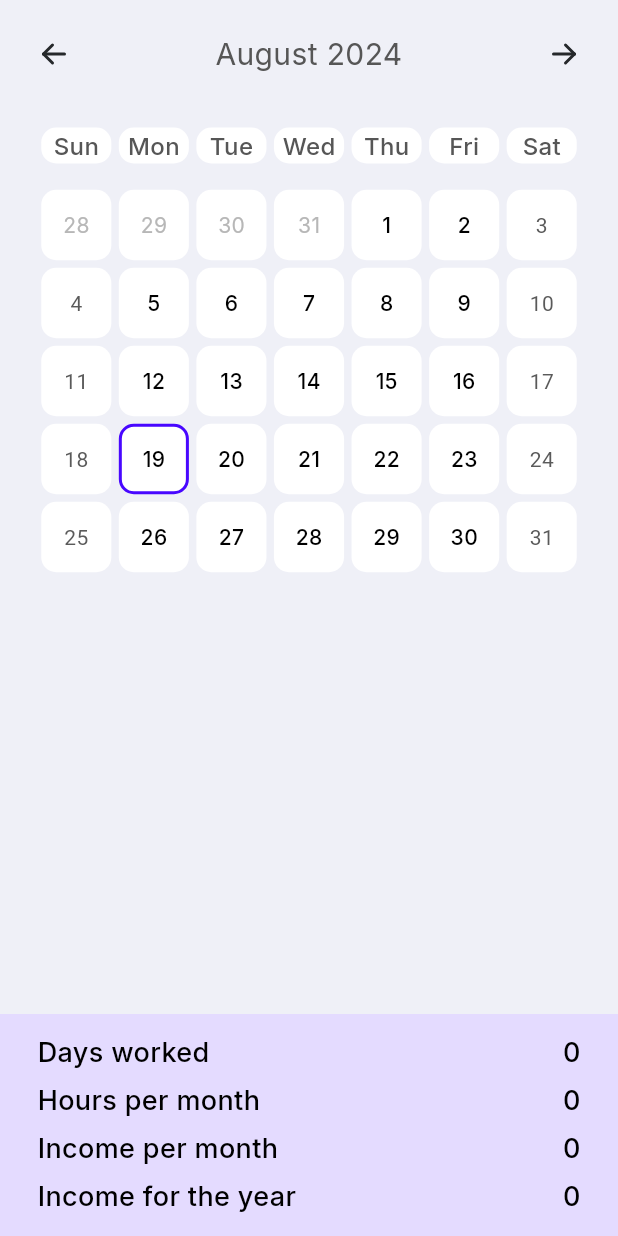
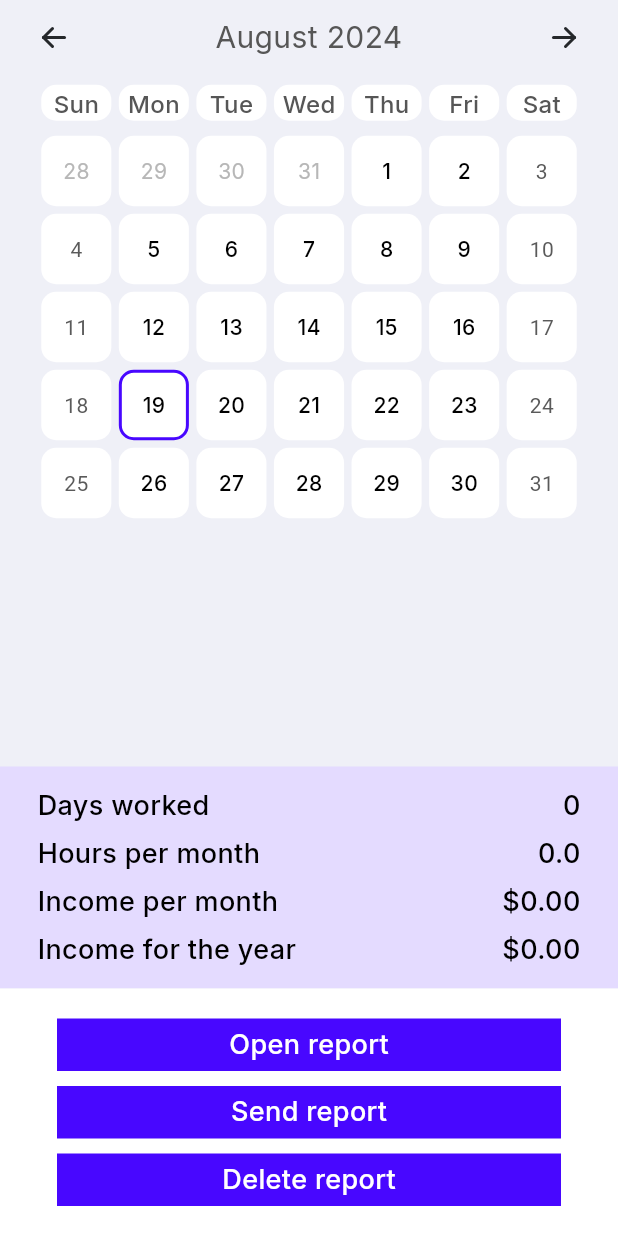
Before and after one commit to romanktgroup/time-sheet, a Flutter app: the screen it shows after launch, on a phone screen of 412 x 824 dp. Run offline on Flutter 3.47's test engine with Material 3 defaults, Android fonts, the light colour scheme and no system bars; drawn by our look-alikes of table_calendar; our stand-ins replace flutter_bloc, flutter_svg, sqflite; accounts and stored records are empty.

Commit message:
tmp: full design

```diff
--- /dev/null
+++ b/lib/bloc/calendar_cubit.dart
@@ -0,0 +1,28 @@
+import 'package:flutter_bloc/flutter_bloc.dart';
+import 'package:time_sheet/database/database_helper.dart';
+import 'package:time_sheet/model/work_day_model.dart';
+
+class CalendarCubit extends Cubit<List<WorkDay>> {
+  final DatabaseHelper _dbHelper = DatabaseHelper();
+
+  CalendarCubit() : super([]) {
+    loadWorkDays();
+  }
+
+  Future<void> loadWorkDays() async {
+    final workDays = await _dbHelper.getAllWorkDays();
+    emit(workDays);
+  }
+
+  Future<void> addWorkDay(WorkDay workDay) async {
+    await _dbHelper.insertWorkDay(workDay);
+    loadWorkDays();
+  }
+
+  Future<void> deleteWorkDay(int id) async {
+    await _dbHelper.deleteWorkDay(id);
+    loadWorkDays();
+  }
+
+  // Дополнительные методы для управления событиями
+}
--- a/lib/calendar_screen.dart
+++ b/lib/calendar_screen.dart
@@ -1,11 +1,17 @@
 import 'package:flutter/material.dart';
+import 'package:flutter_bloc/flutter_bloc.dart';
 import 'package:flutter_svg/svg.dart';
 import 'package:intl/intl.dart';
 import 'package:table_calendar/table_calendar.dart';
+import 'package:time_sheet/bloc/calendar_cubit.dart';
 import 'package:time_sheet/core/const/app_icon.dart';
 import 'package:time_sheet/core/theme/app_color.dart';
 import 'package:time_sheet/core/theme/app_style.dart';
+import 'package:time_sheet/model/work_day_model.dart';
+import 'package:time_sheet/widget/app_button.dart';
+import 'package:time_sheet/widget/app_text_field.dart';
 import 'package:time_sheet/widget/bottom_row.dart';
+import 'package:time_sheet/widget/squeezed_box.dart';
 
 class CalendarScreen extends StatefulWidget {
   const CalendarScreen({super.key});
@@ -16,7 +22,7 @@ class CalendarScreen extends StatefulWidget {
 
 class _CalendarScreenState extends State<CalendarScreen> {
   DateTime focusedDay = DateTime.now();
-  DateTime selectedDay = DateTime.now();
+  DateTime? selectedDay = DateTime.now();
   DateTime firstDay = DateTime(1990);
   DateTime lastDay = DateTime(2100);
 
@@ -38,18 +44,40 @@ class _CalendarScreenState extends State<CalendarScreen> {
 
   @override
   Widget build(BuildContext context) {
-    return Scaffold(
+    return BlocProvider(
+      create: (context) => CalendarCubit(),
+      child: Scaffold(
         backgroundColor: AppColor.background,
-      body: Column(
+        body: SingleChildScrollView(
+          child: SizedBox(
+            height: MediaQuery.of(context).size.height,
+            child: Column(
               children: [
                 SizedBox(height: MediaQuery.of(context).padding.top),
-          const SizedBox(height: 22),
-          // MonthRow
-          Row(
+                const SqueezedBox(maxHeight: 22),
+                _buildMonthRow(),
+                const SqueezedBox(maxHeight: 35),
+                _buildDaysOfWeek(),
+                const SqueezedBox(maxHeight: 15),
+                _buildCalendar(),
+                const Spacer(),
+                _buildBottomSummary(),
+                _buildBottomButtons(),
+              ],
+            ),
+          ),
+        ),
+      ),
+    );
+  }
+
+  Widget _buildMonthRow() {
+    return Row(
       children: [
         const SizedBox(width: 24),
         GestureDetector(
           onTap: () {
+            // focusedDay = DateTime(focusedDay.year, focusedDay.month - 1);
             controller.previousPage(
               duration: const Duration(milliseconds: 300),
               curve: Curves.ease,
@@ -67,6 +95,7 @@ class _CalendarScreenState extends State<CalendarScreen> {
         ),
         GestureDetector(
           onTap: () {
+            // focusedDay = DateTime(focusedDay.year, focusedDay.month + 1);
             controller.nextPage(
               duration: const Duration(milliseconds: 300),
               curve: Curves.ease,
@@ -77,13 +106,13 @@ class _CalendarScreenState extends State<CalendarScreen> {
         ),
         const SizedBox(width: 24),
       ],
-          ),
-          const SizedBox(height: 35),
-          // DaysOfWeek
-          SizedBox(
+    );
+  }
+
+  Widget _buildDaysOfWeek() {
+    return Container(
       height: 24,
       width: double.infinity,
-            child: Padding(
       padding: const EdgeInsets.symmetric(horizontal: 25),
       child: Row(
         children: List.generate(
@@ -91,7 +120,6 @@ class _CalendarScreenState extends State<CalendarScreen> {
           (index) => Expanded(
             child: Container(
               height: 24,
-                      // margin: (index == (daysOfWeek.length - 1)) ? null : const EdgeInsets.only(right: 5),
               margin: const EdgeInsets.symmetric(horizontal: 5 / 2),
               decoration: boxDecoration,
               alignment: Alignment.center,
@@ -103,19 +131,23 @@ class _CalendarScreenState extends State<CalendarScreen> {
           ),
         ),
       ),
-            ),
-          ),
-          const SizedBox(height: 15),
-          Padding(
+    );
+  }
+
+  Widget _buildCalendar() {
+    return BlocBuilder<CalendarCubit, List<WorkDay>>(
+      builder: (context, workDays) {
+        return Padding(
           padding: const EdgeInsets.symmetric(horizontal: 25),
           child: TableCalendar(
             currentDay: selectedDay,
             focusedDay: focusedDay,
-
             firstDay: firstDay,
             lastDay: lastDay,
             headerVisible: false,
+            daysOfWeekVisible: false,
             locale: 'en_US',
+            selectedDayPredicate: (day) => isSameDay(selectedDay, day),
             onDaySelected: (selectedDay, focusedDay) {
               setState(() {
                 this.selectedDay = selectedDay;
@@ -123,10 +155,6 @@ class _CalendarScreenState extends State<CalendarScreen> {
                   this.focusedDay = selectedDay;
                 }
               });
-              },
-
-              selectedDayPredicate: (day) {
-                return isSameDay(selectedDay, day);
             },
             onCalendarCreated: (c) {
               controller = c;
@@ -152,46 +180,152 @@ class _CalendarScreenState extends State<CalendarScreen> {
               selectedTextStyle: AppStyle.inter14w500.copyWith(color: AppColor.black),
               outsideTextStyle: AppStyle.inter14w400.copyWith(color: AppColor.titleDayOther),
             ),
-              // daysOfWeekStyle: DaysOfWeekStyle(
-              //   decoration: boxDecoration,
-              //   weekdayStyle: AppStyle.inter16w500.copyWith(color: AppColor.titleDay),
-              //   weekendStyle: AppStyle.inter16w500.copyWith(color: AppColor.titleDay),
-              // ),
-              // daysOfWeekHeight: 24,
-              daysOfWeekVisible: false,
+            eventLoader: (day) => workDays.where((wd) => isSameDay(wd.date, day)).toList(),
           ),
-          ),
-          const Spacer(),
-          Container(
+        );
+      },
+    );
+  }
+
+  Widget _buildBottomSummary() {
+    return BlocBuilder<CalendarCubit, List<WorkDay>>(
+      builder: (context, workDays) {
+        final daysWorked = workDays.length;
+        final hoursPerMonth = workDays.fold(0.0, (sum, wd) => sum + wd.hoursWorked);
+        final incomePerMonth = workDays.fold(0.0, (sum, wd) => sum + wd.hoursWorked * wd.ratePerHour);
+        final incomeForYear = incomePerMonth;
+
+        return Container(
           color: AppColor.backgroundPurple,
           padding: const EdgeInsets.symmetric(horizontal: 25, vertical: 15),
           child: Column(
             children: [
-                const BottomRow(
-                  title: 'Days worked',
-                  text: '0',
+              BottomRow(title: 'Days worked', text: '$daysWorked'),
+              const SizedBox(height: 10),
+              BottomRow(title: 'Hours per month', text: '$hoursPerMonth'),
+              const SizedBox(height: 10),
+              BottomRow(title: 'Income per month', text: '\$${incomePerMonth.toStringAsFixed(2)}'),
+              const SizedBox(height: 10),
+              BottomRow(title: 'Income for the year', text: '\$${incomeForYear.toStringAsFixed(2)}'),
+              if (selectedDay == null) SizedBox(height: MediaQuery.of(context).padding.bottom),
+            ],
+          ),
+        );
+      },
+    );
+  }
+
+  Widget _buildBottomButtons() {
+    return Container(
+      color: AppColor.white,
+      padding: const EdgeInsets.symmetric(horizontal: 38, vertical: 20),
+      child: Column(
+        children: [
+          AppButton(
+            title: 'Open report',
+            onTap: () {
+              showCustomDialog(context, selectedDay!);
+            },
           ),
           const SizedBox(height: 10),
-                const BottomRow(
-                  title: 'Hours per month',
-                  text: '0',
+          AppButton(
+            title: 'Send report',
+            onTap: () {},
           ),
           const SizedBox(height: 10),
-                const BottomRow(
-                  title: 'Income per month',
-                  text: '0',
+          AppButton(
+            title: 'Delete report',
+            onTap: () {},
+          ),
+          if (selectedDay == null) SizedBox(height: MediaQuery.of(context).padding.bottom),
+        ],
+      ),
+    );
+  }
+
+  void showCustomDialog(BuildContext context, DateTime selectedDay) {
+    final workDay = WorkDay(
+      date: selectedDay,
+      hoursWorked: 8.0, // или другие значения по умолчанию
+      ratePerHour: 20.0, // или другие значения по умолчанию
+      comment: '',
+    );
+
+    showDialog(
+      barrierColor: AppColor.black.withOpacity(.7),
+      context: context,
+      builder: (context) {
+        return Dialog(
+          child: Stack(
+            children: [
+              Container(
+                color: AppColor.background,
+                padding: const EdgeInsets.symmetric(horizontal: 14, vertical: 20),
+                child: Column(
+                  mainAxisSize: MainAxisSize.min,
+                  children: [
+                    Text(
+                      DateFormat('MM/dd/yyyy').format(selectedDay),
+                      style: AppStyle.inter18w500.copyWith(color: AppColor.black),
+                    ),
+                    const SizedBox(height: 20),
+                    AppTextField(
+                      initialValue: workDay.hoursWorked.toString(),
+                      hintText: 'Opening hours',
+                      keyboardType: TextInputType.number,
+                      onChanged: (value) {
+                        workDay.copyWith(
+                          hoursWorked: double.tryParse(value) ?? workDay.hoursWorked,
+                        );
+                      },
                     ),
                     const SizedBox(height: 10),
-                const BottomRow(
-                  title: 'Income for the year',
-                  text: '0',
+                    AppTextField(
+                      initialValue: workDay.ratePerHour.toString(),
+                      hintText: 'Rate per Hour',
+                      keyboardType: TextInputType.number,
+                      onChanged: (value) {
+                        workDay.copyWith(ratePerHour: double.tryParse(value) ?? workDay.ratePerHour);
+                      },
                     ),
-                SizedBox(height: MediaQuery.of(context).padding.bottom),
+                    const SizedBox(height: 10),
+                    AppTextField(
+                      initialValue: workDay.comment,
+                      hintText: 'Comment...',
+                      keyboardType: TextInputType.number,
+                      minLines: 3,
+                      maxLines: 5,
+                      onChanged: (value) {
+                        workDay.copyWith(comment: value);
+                      },
+                    ),
+                    const SizedBox(height: 20),
+                    AppButton(
+                      title: 'OK',
+                      onTap: () {},
+                    ),
+                    const SizedBox(height: 10),
+                    AppButton(
+                      title: 'Download',
+                      style: AppButtonStyle.outlined,
+                      onTap: () {},
+                    ),
                   ],
+                ),
+              ),
+              Positioned(
+                right: 14,
+                top: 14,
+                child: GestureDetector(
+                  onTap: Navigator.of(context).pop,
+                  behavior: HitTestBehavior.opaque,
+                  child: SvgPicture.asset(AppIcon.close),
                 ),
               ),
             ],
           ),
         );
+      },
+    );
   }
 }
--- a/lib/core/const/app_icon.dart
+++ b/lib/core/const/app_icon.dart
@@ -1,4 +1,5 @@
 abstract class AppIcon {
   static const left = 'assets/icon/left.svg';
   static const right = 'assets/icon/right.svg';
+  static const close = 'assets/icon/close.svg';
 }
--- a/lib/core/theme/app_color.dart
+++ b/lib/core/theme/app_color.dart
@@ -10,4 +10,5 @@ abstract class AppColor {
   static const white = Color(0xFFFFFFFF);
   static const black = Color(0xFF000000);
   static const green = Color(0xFF2EE180);
+  static const hint = Color(0xFF939393);
 }
--- /dev/null
+++ b/lib/model/work_day_model.dart
@@ -0,0 +1,54 @@
+class WorkDay {
+  final int? id;
+  final DateTime date;
+  final double hoursWorked;
+  final double ratePerHour;
+  final String comment;
+
+  WorkDay({
+    this.id,
+    required this.date,
+    required this.hoursWorked,
+    required this.ratePerHour,
+    required this.comment,
+  });
+
+  // Конвертация объекта в Map для сохранения в базу данных
+  Map<String, dynamic> toMap() {
+    return {
+      'id': id,
+      'date': date.toIso8601String(),
+      'hoursWorked': hoursWorked,
+      'ratePerHour': ratePerHour,
+      'comment': comment,
+    };
+  }
+
+  // Конвертация Map в объект WorkDay
+  factory WorkDay.fromMap(Map<String, dynamic> map) {
+    return WorkDay(
+      id: map['id'],
+      date: DateTime.parse(map['date']),
+      hoursWorked: map['hoursWorked'],
+      ratePerHour: map['ratePerHour'],
+      comment: map['comment'],
+    );
+  }
+
+  // Метод copyWith для создания копий объекта с изменением отдельных полей
+  WorkDay copyWith({
+    int? id,
+    DateTime? date,
+    double? hoursWorked,
+    double? ratePerHour,
+    String? comment,
+  }) {
+    return WorkDay(
+      id: id ?? this.id,
+      date: date ?? this.date,
+      hoursWorked: hoursWorked ?? this.hoursWorked,
+      ratePerHour: ratePerHour ?? this.ratePerHour,
+      comment: comment ?? this.comment,
+    );
+  }
+}
--- /dev/null
+++ b/lib/widget/app_button.dart
@@ -0,0 +1,48 @@
+import 'package:flutter/material.dart';
+import 'package:time_sheet/core/theme/app_color.dart';
+import 'package:time_sheet/core/theme/app_style.dart';
+
+enum AppButtonStyle { normal, outlined }
+
+class AppButton extends StatelessWidget {
+  const AppButton({
+    super.key,
+    required this.title,
+    required this.onTap,
+    this.style = AppButtonStyle.normal,
+  });
+
+  final String title;
+  final VoidCallback onTap;
+  final AppButtonStyle style;
+
+  @override
+  Widget build(BuildContext context) {
+    const borderColor = AppColor.blue;
+    final textColor = switch (style) {
+      AppButtonStyle.normal => AppColor.white,
+      AppButtonStyle.outlined => AppColor.blue,
+    };
+    final backgroundColor = switch (style) {
+      AppButtonStyle.normal => AppColor.blue,
+      AppButtonStyle.outlined => AppColor.white,
+    };
+    return GestureDetector(
+      onTap: onTap,
+      behavior: HitTestBehavior.opaque,
+      child: Container(
+        width: double.infinity,
+        height: 35,
+        decoration: BoxDecoration(
+          color: backgroundColor,
+          border: Border.all(color: borderColor, width: 2),
+        ),
+        alignment: Alignment.center,
+        child: Text(
+          title,
+          style: AppStyle.inter18w500.copyWith(color: textColor),
+        ),
+      ),
+    );
+  }
+}
--- a/pubspec.yaml
+++ b/pubspec.yaml
@@ -38,6 +38,12 @@ dependencies:
   table_calendar: ^3.1.2
   intl: ^0.19.0
   flutter_svg: ^2.0.10+1
+  flutter_bloc: ^8.1.6
+  path_provider: ^2.1.4
+  share_plus: ^10.0.2
+  file_picker: ^8.1.2
+  sqflite: ^2.3.3+1
+  path: ^1.9.0
 
 dev_dependencies:
   flutter_test:
```
Also changed, not shown: lib/database/database_helper.dart (added, +65 -0 lines), lib/widget/app_text_field.dart (added, +44 -0 lines), lib/widget/squeezed_box.dart (added, +17 -0 lines), assets/icon/close.svg (added), pubspec.lock, 3 other files. Lines whose indentation alone changed are shown as unchanged.
